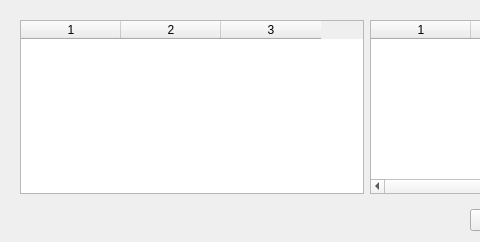
This is ui/main.ui in KenjiTakahashi/gayeogi as Qt 5 draws it before an edit; both pictures show x 0 to 480 and y 0 to 242 of the 733 by 242 pixel window. The edited form follows.
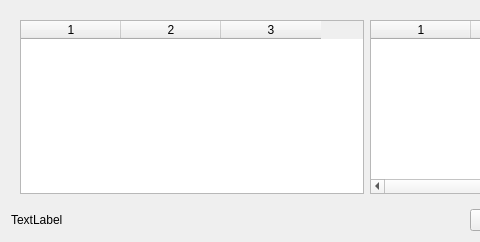
This is the edited form.

Commit message: metal-archives working, just need to connect it to the main interface. (DO NOT USE THIS COMMIT. It's still not working properly).

The edit to the form file:
```diff
--- a/ui/main.ui
+++ b/ui/main.ui
@@ -77,6 +77,13 @@
       <property name="margin">
        <number>0</number>
       </property>
+      <item>
+       <widget class="QLabel" name="label">
+        <property name="text">
+         <string>TextLabel</string>
+        </property>
+       </widget>
+      </item>
       <item>
        <spacer name="horizontalSpacer">
         <property name="orientation">
```
The commit also changes 2 other files.
